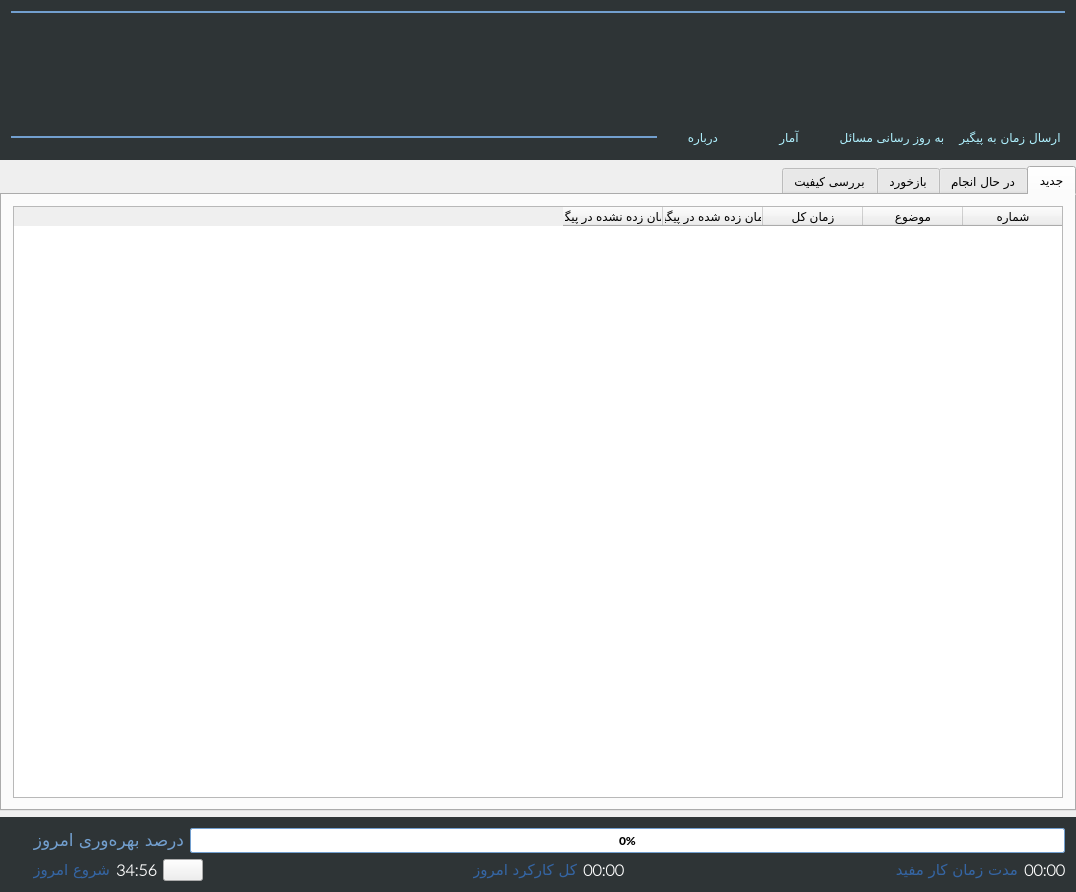
Old version of the form time-tracker/MainWindow.ui in the repository its-saeed/retracker.
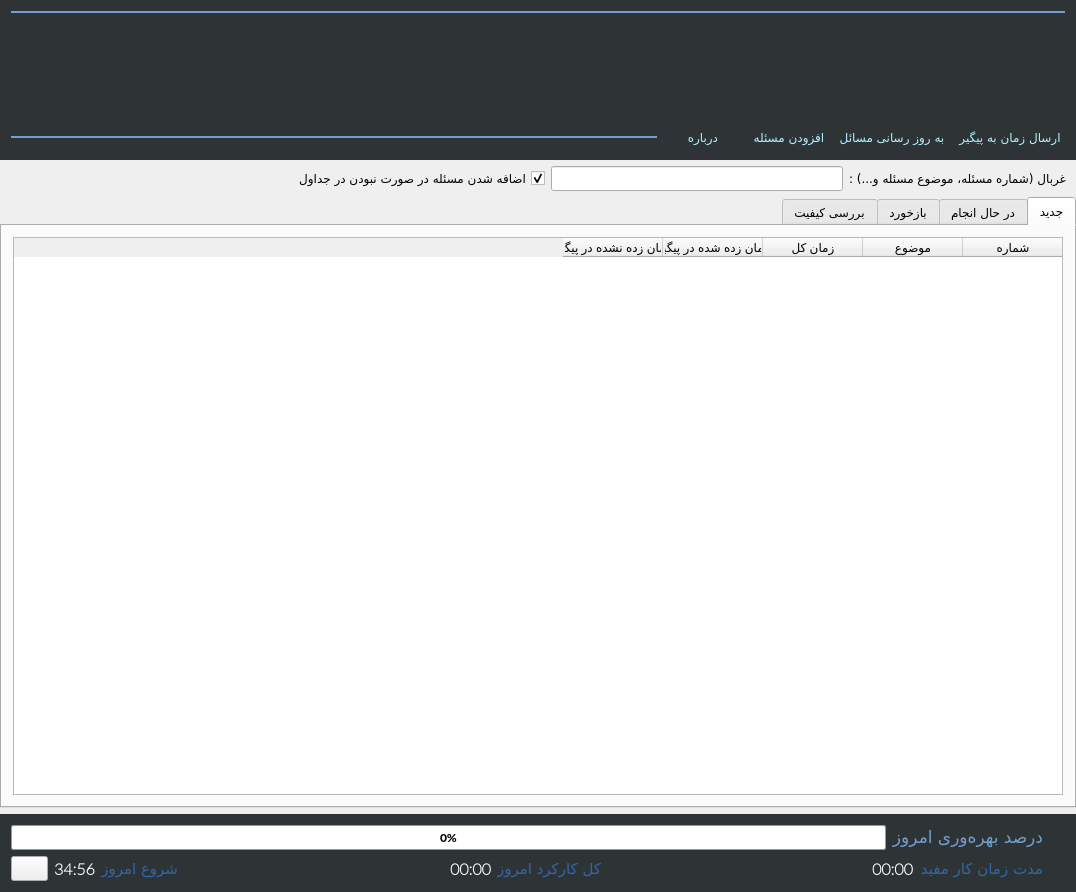
New version of the form. Icons and pictures are not drawn. Custom widgets are drawn as their Qt base class.

Commit message: Issue filters added, Apply time fixed.

```diff
--- a/time-tracker/MainWindow.ui
+++ b/time-tracker/MainWindow.ui
@@ -10,9 +10,17 @@
     <height>892</height>
    </rect>
   </property>
+  <property name="font">
+   <font>
+    <family>B Yekan</family>
+   </font>
+  </property>
   <property name="windowTitle">
    <string>Tracker</string>
   </property>
+  <property name="autoFillBackground">
+   <bool>false</bool>
+  </property>
   <widget class="QWidget" name="centralWidget">
    <layout class="QVBoxLayout" name="verticalLayout">
     <property name="leftMargin">
@@ -145,7 +153,7 @@
 color: rgb(175, 241, 255);</string>
            </property>
            <property name="text">
-            <string>آمار</string>
+            <string>افزودن مسئله</string>
            </property>
            <property name="icon">
             <iconset resource="res.qrc">
@@ -235,7 +243,67 @@
      </widget>
     </item>
     <item>
-     <widget class="QTabWidget" name="tabWidget">
+     <layout class="QHBoxLayout" name="horizontalLayout_3">
+      <property name="rightMargin">
+       <number>10</number>
+      </property>
+      <property name="bottomMargin">
+       <number>0</number>
+      </property>
+      <item>
+       <spacer name="horizontalSpacer_3">
+        <property name="orientation">
+         <enum>Qt::Horizontal</enum>
+        </property>
+        <property name="sizeHint" stdset="0">
+         <size>
+          <width>40</width>
+          <height>20</height>
+         </size>
+        </property>
+       </spacer>
+      </item>
+      <item>
+       <widget class="QCheckBox" name="chb_add_if_not_exist">
+        <property name="toolTip">
+         <string>در صورتی که مسئله مورد نظر در جداول پیدا نشد، تلاش کن آن را از پیگیر بارگیری کنی</string>
+        </property>
+        <property name="layoutDirection">
+         <enum>Qt::RightToLeft</enum>
+        </property>
+        <property name="text">
+         <string>اضافه شدن مسئله در صورت نبودن در جداول</string>
+        </property>
+        <property name="checked">
+         <bool>true</bool>
+        </property>
+       </widget>
+      </item>
+      <item>
+       <widget class="QLineEdit" name="led_filter">
+        <property name="font">
+         <font>
+          <family>B Yekan</family>
+         </font>
+        </property>
+       </widget>
+      </item>
+      <item>
+       <widget class="QLabel" name="label_5">
+        <property name="font">
+         <font>
+          <family>B Yekan</family>
+         </font>
+        </property>
+        <property name="text">
+         <string>غربال (شماره مسئله، موضوع مسئله و...) :</string>
+        </property>
+       </widget>
+      </item>
+     </layout>
+    </item>
+    <item>
+     <widget class="QTabWidget" name="tabw_issue_tables">
       <property name="font">
        <font>
         <family>B Yekan</family>
@@ -441,52 +509,6 @@
       <layout class="QVBoxLayout" name="verticalLayout_6">
        <item>
         <layout class="QHBoxLayout" name="horizontalLayout_2">
-         <item>
-          <widget class="QLabel" name="label_12">
-           <property name="sizePolicy">
-            <sizepolicy hsizetype="Fixed" vsizetype="Fixed">
-             <horstretch>16</horstretch>
-             <verstretch>16</verstretch>
-            </sizepolicy>
-           </property>
-           <property name="maximumSize">
-            <size>
-             <width>16</width>
-             <height>16</height>
-            </size>
-           </property>
-           <property name="font">
-            <font>
-             <family>Ubuntu Mono</family>
-            </font>
-           </property>
-           <property name="text">
-            <string/>
-           </property>
-           <property name="pixmap">
-            <pixmap resource="res.qrc">:/ui/res/statistics.png</pixmap>
-           </property>
-           <property name="scaledContents">
-            <bool>true</bool>
-           </property>
-          </widget>
-         </item>
-         <item>
-          <widget class="QLabel" name="label">
-           <property name="font">
-            <font>
-             <family>KacstOne</family>
-             <pointsize>13</pointsize>
-            </font>
-           </property>
-           <property name="styleSheet">
-            <string notr="true">color: rgb(114, 159, 207);</string>
-           </property>
-           <property name="text">
-            <string>درصد بهره‌وری امروز</string>
-           </property>
-          </widget>
-         </item>
          <item>
           <widget class="QProgressBar" name="prg_efficiency">
            <property name="font">
@@ -514,73 +536,56 @@
            </property>
           </widget>
          </item>
+         <item>
+          <widget class="QLabel" name="label">
+           <property name="font">
+            <font>
+             <family>KacstOne</family>
+             <pointsize>13</pointsize>
+            </font>
+           </property>
+           <property name="styleSheet">
+            <string notr="true">color: rgb(114, 159, 207);</string>
+           </property>
+           <property name="text">
+            <string>درصد بهره‌وری امروز</string>
+           </property>
+          </widget>
+         </item>
+         <item>
+          <widget class="QLabel" name="label_12">
+           <property name="sizePolicy">
+            <sizepolicy hsizetype="Fixed" vsizetype="Fixed">
+             <horstretch>16</horstretch>
+             <verstretch>16</verstretch>
+            </sizepolicy>
+           </property>
+           <property name="maximumSize">
+            <size>
+             <width>16</width>
+             <height>16</height>
+            </size>
+           </property>
+           <property name="font">
+            <font>
+             <family>Ubuntu Mono</family>
+            </font>
+           </property>
+           <property name="text">
+            <string/>
+           </property>
+           <property name="pixmap">
+            <pixmap resource="res.qrc">:/ui/res/statistics.png</pixmap>
+           </property>
+           <property name="scaledContents">
+            <bool>true</bool>
+           </property>
+          </widget>
+         </item>
         </layout>
        </item>
        <item>
         <layout class="QHBoxLayout" name="horizontalLayout">
-         <item>
-          <widget class="QLabel" name="label_11">
-           <property name="sizePolicy">
-            <sizepolicy hsizetype="Fixed" vsizetype="Fixed">
-             <horstretch>16</horstretch>
-             <verstretch>16</verstretch>
-            </sizepolicy>
-           </property>
-           <property name="maximumSize">
-            <size>
-             <width>16</width>
-             <height>16</height>
-            </size>
-           </property>
-           <property name="font">
-            <font>
-             <family>Ubuntu Mono</family>
-            </font>
-           </property>
-           <property name="text">
-            <string/>
-           </property>
-           <property name="pixmap">
-            <pixmap resource="res.qrc">:/ui/res/statistics.png</pixmap>
-           </property>
-           <property name="scaledContents">
-            <bool>true</bool>
-           </property>
-          </widget>
-         </item>
-         <item>
-          <widget class="QLabel" name="label_2">
-           <property name="font">
-            <font>
-             <family>KacstOne</family>
-             <pointsize>11</pointsize>
-             <weight>50</weight>
-             <bold>false</bold>
-            </font>
-           </property>
-           <property name="styleSheet">
-            <string notr="true">color: rgb(52, 101, 164);</string>
-           </property>
-           <property name="text">
-            <string>شروع امروز</string>
-           </property>
-          </widget>
-         </item>
-         <item>
-          <widget class="QLabel" name="lbl_today_start">
-           <property name="font">
-            <font>
-             <family>Lato Thin</family>
-             <pointsize>12</pointsize>
-             <weight>75</weight>
-             <bold>true</bold>
-            </font>
-           </property>
-           <property name="text">
-            <string>34:56</string>
-           </property>
-          </widget>
-         </item>
          <item>
           <widget class="QPushButton" name="btn_change_day_start">
            <property name="toolTip">
@@ -595,6 +600,69 @@
            </property>
           </widget>
          </item>
+         <item>
+          <widget class="QLabel" name="lbl_today_start">
+           <property name="font">
+            <font>
+             <family>Lato Thin</family>
+             <pointsize>12</pointsize>
+             <weight>75</weight>
+             <bold>true</bold>
+            </font>
+           </property>
+           <property name="text">
+            <string>34:56</string>
+           </property>
+          </widget>
+         </item>
+         <item>
+          <widget class="QLabel" name="label_2">
+           <property name="font">
+            <font>
+             <family>KacstOne</family>
+             <pointsize>11</pointsize>
+             <weight>50</weight>
+             <bold>false</bold>
+            </font>
+           </property>
+           <property name="styleSheet">
+            <string notr="true">color: rgb(52, 101, 164);</string>
+           </property>
+           <property name="text">
+            <string>شروع امروز</string>
+           </property>
+          </widget>
+         </item>
+         <item>
+          <widget class="QLabel" name="label_11">
+           <property name="sizePolicy">
+            <sizepolicy hsizetype="Fixed" vsizetype="Fixed">
+             <horstretch>16</horstretch>
+             <verstretch>16</verstretch>
+            </sizepolicy>
+           </property>
+           <property name="maximumSize">
+            <size>
+             <width>16</width>
+             <height>16</height>
+            </size>
+           </property>
+           <property name="font">
+            <font>
+             <family>Ubuntu Mono</family>
+            </font>
+           </property>
+           <property name="text">
+            <string/>
+           </property>
+           <property name="pixmap">
+            <pixmap resource="res.qrc">:/ui/res/statistics.png</pixmap>
+           </property>
+           <property name="scaledContents">
+            <bool>true</bool>
+           </property>
+          </widget>
+         </item>
          <item>
           <spacer name="horizontalSpacer_2">
            <property name="orientation">
@@ -609,32 +677,17 @@
           </spacer>
          </item>
          <item>
-          <widget class="QLabel" name="label_9">
-           <property name="sizePolicy">
-            <sizepolicy hsizetype="Fixed" vsizetype="Fixed">
-             <horstretch>16</horstretch>
-             <verstretch>16</verstretch>
-            </sizepolicy>
-           </property>
-           <property name="maximumSize">
-            <size>
-             <width>16</width>
-             <height>16</height>
-            </size>
-           </property>
+          <widget class="QLabel" name="lbl_today_duration">
            <property name="font">
             <font>
-             <family>Ubuntu Mono</family>
+             <family>Lato Thin</family>
+             <pointsize>12</pointsize>
+             <weight>75</weight>
+             <bold>true</bold>
             </font>
            </property>
            <property name="text">
-            <string/>
-           </property>
-           <property name="pixmap">
-            <pixmap resource="res.qrc">:/ui/res/statistics.png</pixmap>
-           </property>
-           <property name="scaledContents">
-            <bool>true</bool>
+            <string>00:00</string>
            </property>
           </widget>
          </item>
@@ -657,17 +710,32 @@
           </widget>
          </item>
          <item>
-          <widget class="QLabel" name="lbl_today_duration">
+          <widget class="QLabel" name="label_9">
+           <property name="sizePolicy">
+            <sizepolicy hsizetype="Fixed" vsizetype="Fixed">
+             <horstretch>16</horstretch>
+             <verstretch>16</verstretch>
+            </sizepolicy>
+           </property>
+           <property name="maximumSize">
+            <size>
+             <width>16</width>
+             <height>16</height>
+            </size>
+           </property>
            <property name="font">
             <font>
-             <family>Lato Thin</family>
-             <pointsize>12</pointsize>
-             <weight>75</weight>
-             <bold>true</bold>
+             <family>Ubuntu Mono</family>
             </font>
            </property>
            <property name="text">
-            <string>00:00</string>
+            <string/>
+           </property>
+           <property name="pixmap">
+            <pixmap resource="res.qrc">:/ui/res/statistics.png</pixmap>
+           </property>
+           <property name="scaledContents">
+            <bool>true</bool>
            </property>
           </widget>
          </item>
@@ -685,32 +753,17 @@
           </spacer>
          </item>
          <item>
-          <widget class="QLabel" name="label_10">
-           <property name="sizePolicy">
-            <sizepolicy hsizetype="Fixed" vsizetype="Fixed">
-             <horstretch>16</horstretch>
-             <verstretch>16</verstretch>
-            </sizepolicy>
-           </property>
-           <property name="maximumSize">
-            <size>
-             <width>16</width>
-             <height>16</height>
-            </size>
-           </property>
+          <widget class="QLabel" name="lbl_total_useful_time">
            <property name="font">
             <font>
-             <family>Ubuntu Mono</family>
+             <family>Lato Thin</family>
+             <pointsize>12</pointsize>
+             <weight>75</weight>
+             <bold>true</bold>
             </font>
            </property>
            <property name="text">
-            <string/>
-           </property>
-           <property name="pixmap">
-            <pixmap resource="res.qrc">:/ui/res/statistics.png</pixmap>
-           </property>
-           <property name="scaledContents">
-            <bool>true</bool>
+            <string>00:00</string>
            </property>
           </widget>
          </item>
@@ -733,17 +786,32 @@
           </widget>
          </item>
          <item>
-          <widget class="QLabel" name="lbl_total_useful_time">
+          <widget class="QLabel" name="label_10">
+           <property name="sizePolicy">
+            <sizepolicy hsizetype="Fixed" vsizetype="Fixed">
+             <horstretch>16</horstretch>
+             <verstretch>16</verstretch>
+            </sizepolicy>
+           </property>
+           <property name="maximumSize">
+            <size>
+             <width>16</width>
+             <height>16</height>
+            </size>
+           </property>
            <property name="font">
             <font>
-             <family>Lato Thin</family>
-             <pointsize>12</pointsize>
-             <weight>75</weight>
-             <bold>true</bold>
+             <family>Ubuntu Mono</family>
             </font>
            </property>
            <property name="text">
-            <string>00:00</string>
+            <string/>
+           </property>
+           <property name="pixmap">
+            <pixmap resource="res.qrc">:/ui/res/statistics.png</pixmap>
+           </property>
+           <property name="scaledContents">
+            <bool>true</bool>
            </property>
           </widget>
          </item>
```
Left out of the diff: 6 changed lines with no effect on the pictures. The commit also changes 10 other files.
